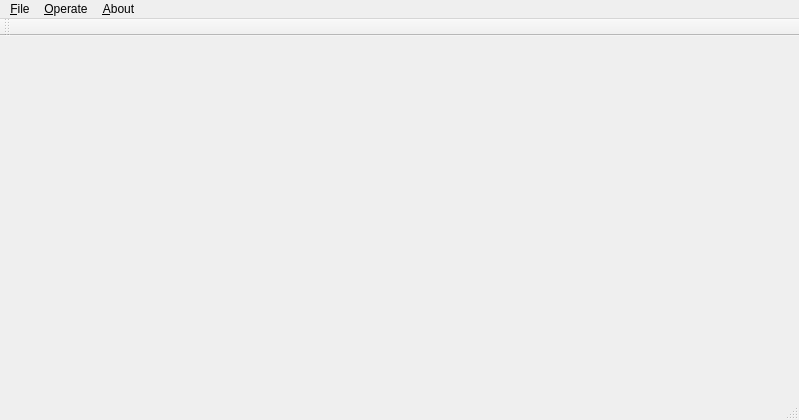
This is QtImageAssistant/mainwindow.ui in lonly-wolf/serialAssistant as Qt 5 draws it before an edit. The edited form follows.
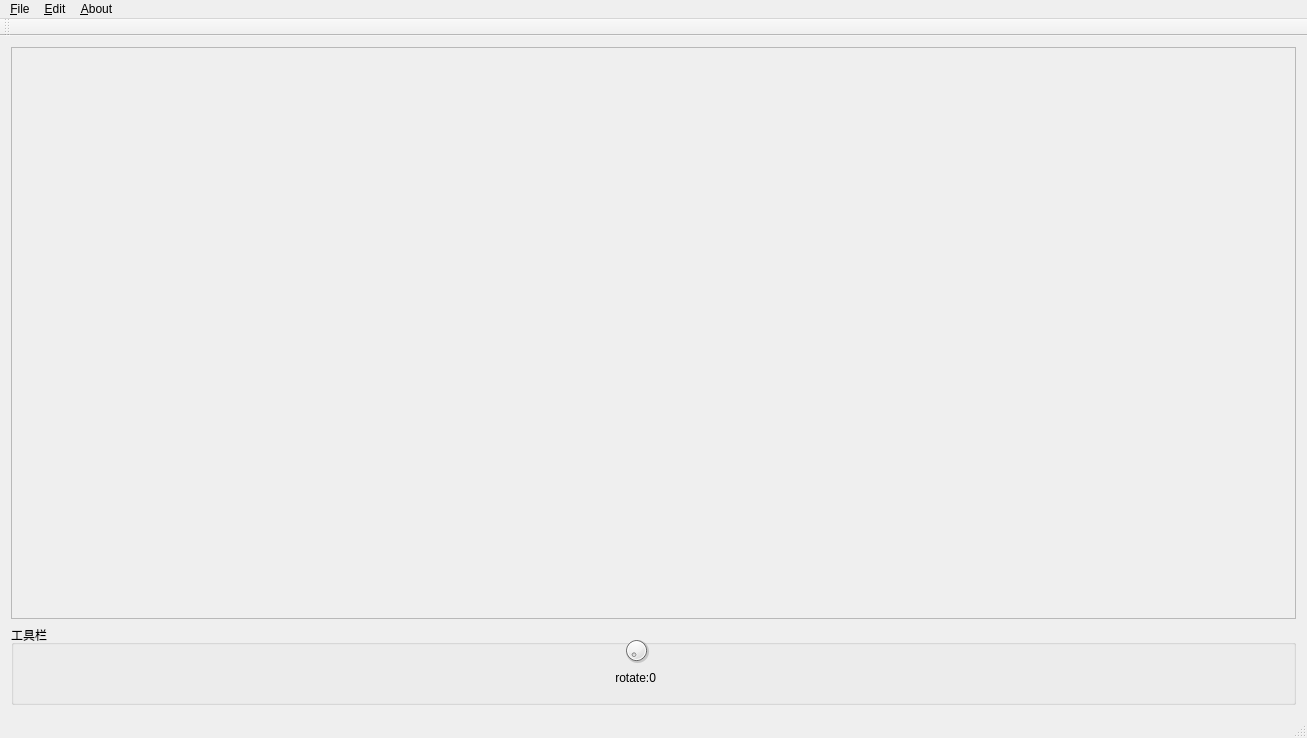
This is the edited form. Icons and pictures are not drawn.

Diff of the .ui file:
```diff
--- a/QtImageAssistant/mainwindow.ui
+++ b/QtImageAssistant/mainwindow.ui
@@ -6,20 +6,104 @@
    <rect>
     <x>0</x>
     <y>0</y>
-    <width>799</width>
-    <height>420</height>
+    <width>1307</width>
+    <height>738</height>
    </rect>
   </property>
   <property name="windowTitle">
    <string>MainWindow</string>
   </property>
-  <widget class="QWidget" name="centralWidget"/>
+  <property name="windowIcon">
+   <iconset resource="images.qrc">
+    <normaloff>:/image2.png</normaloff>:/image2.png</iconset>
+  </property>
+  <widget class="QWidget" name="centralWidget">
+   <layout class="QGridLayout" name="gridLayout">
+    <item row="0" column="0">
+     <widget class="QScrollArea" name="scrollArea">
+      <property name="minimumSize">
+       <size>
+        <width>1251</width>
+        <height>521</height>
+       </size>
+      </property>
+      <property name="acceptDrops">
+       <bool>true</bool>
+      </property>
+      <property name="autoFillBackground">
+       <bool>true</bool>
+      </property>
+      <property name="widgetResizable">
+       <bool>true</bool>
+      </property>
+      <widget class="QWidget" name="scrollAreaWidgetContents">
+       <property name="geometry">
+        <rect>
+         <x>0</x>
+         <y>0</y>
+         <width>1287</width>
+         <height>575</height>
+        </rect>
+       </property>
+      </widget>
+     </widget>
+    </item>
+    <item row="1" column="0">
+     <widget class="QGroupBox" name="toolsBox">
+      <property name="minimumSize">
+       <size>
+        <width>1261</width>
+        <height>80</height>
+       </size>
+      </property>
+      <property name="autoFillBackground">
+       <bool>true</bool>
+      </property>
+      <property name="title">
+       <string>工具栏</string>
+      </property>
+      <widget class="QWidget" name="layoutWidget">
+       <property name="geometry">
+        <rect>
+         <x>590</x>
+         <y>0</y>
+         <width>71</width>
+         <height>71</height>
+        </rect>
+       </property>
+       <layout class="QVBoxLayout" name="verticalLayout">
+        <item>
+         <widget class="QDial" name="imageRotate">
+          <property name="maximumSize">
+           <size>
+            <width>50</width>
+            <height>64</height>
+           </size>
+          </property>
+          <property name="maximum">
+           <number>360</number>
+          </property>
+         </widget>
+        </item>
+        <item>
+         <widget class="QLabel" name="label">
+          <property name="text">
+           <string> rotate:0</string>
+          </property>
+         </widget>
+        </item>
+       </layout>
+      </widget>
+     </widget>
+    </item>
+   </layout>
+  </widget>
   <widget class="QMenuBar" name="menuBar">
    <property name="geometry">
     <rect>
      <x>0</x>
      <y>0</y>
-     <width>799</width>
+     <width>1307</width>
      <height>23</height>
     </rect>
    </property>
@@ -32,7 +116,7 @@
    </widget>
    <widget class="QMenu" name="menu_Operate">
     <property name="title">
-     <string>&amp;Operate</string>
+     <string>&amp;Edit</string>
     </property>
    </widget>
    <widget class="QMenu" name="menu_About">
```
Left out of the diff: 29 changed lines with no effect on the pictures.
